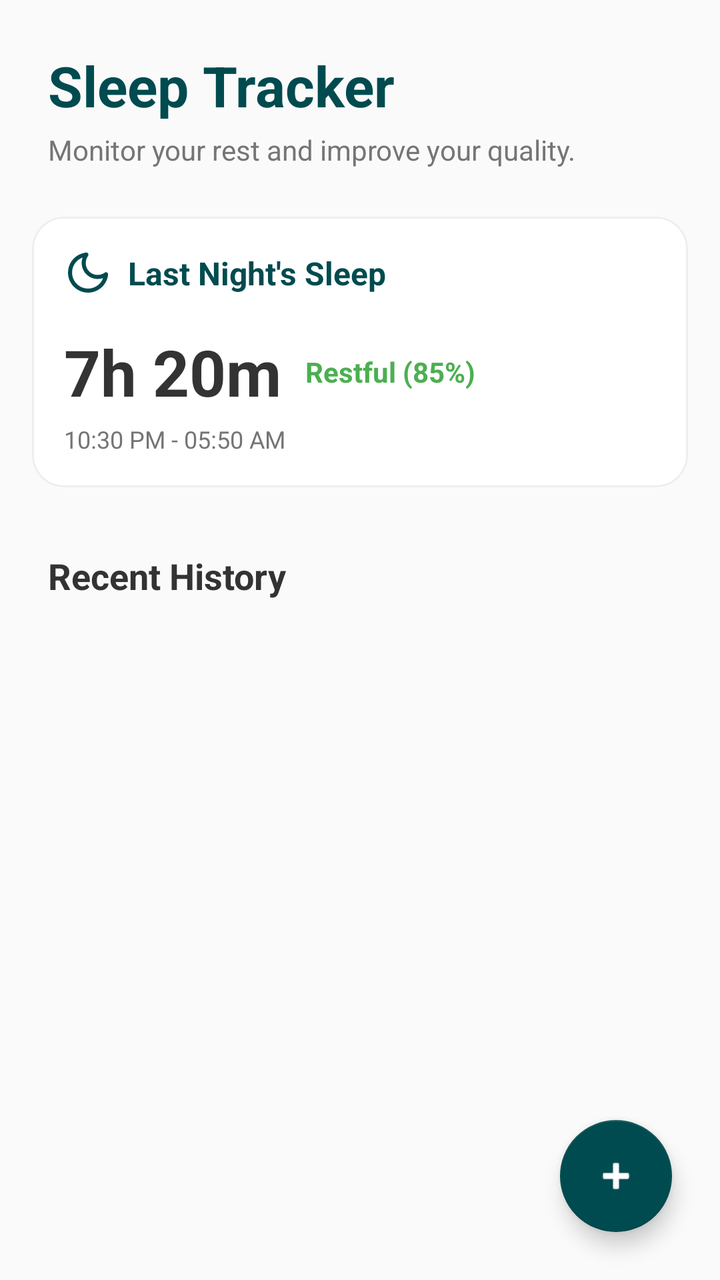
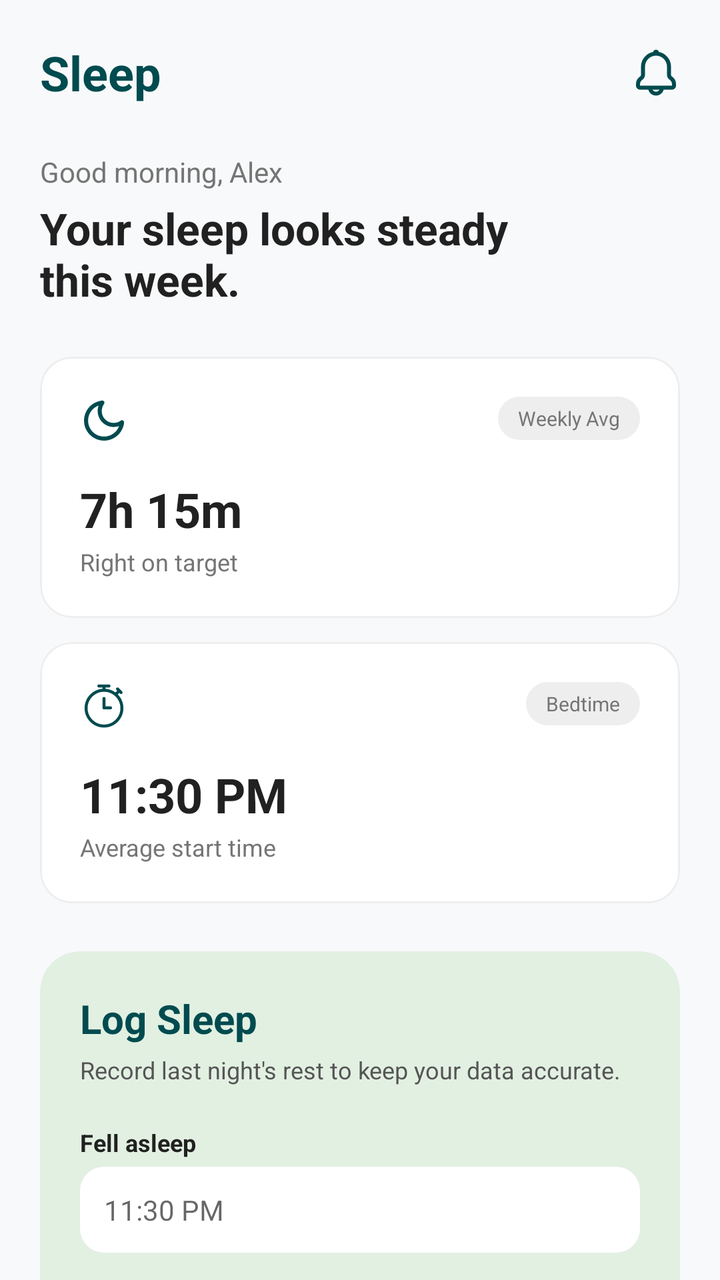

Before-and-after screenshots of an Android layout around one commit, followed by the original layout XML and the change that was made.
<!-- AndroidManifest.xml: application theme Theme.Mdpproject -->
<!-- res/layout/fragment_sleep_tracker.xml -->
<?xml version="1.0" encoding="utf-8"?>
<androidx.constraintlayout.widget.ConstraintLayout xmlns:android="http://schemas.android.com/apk/res/android"
    xmlns:app="http://schemas.android.com/apk/res-auto"
    xmlns:tools="http://schemas.android.com/tools"
    android:layout_width="match_parent"
    android:layout_height="match_parent"
    android:background="#FAFAFA"
    tools:context="mad.project.mdp_project.ui.SleepTrackerFragment">

    <TextView
        android:id="@+id/tvSleepTitle"
        android:layout_width="wrap_content"
        android:layout_height="wrap_content"
        android:layout_marginStart="24dp"
        android:layout_marginTop="24dp"
        android:text="Sleep Tracker"
        android:textColor="#004B4F"
        android:textSize="28sp"
        android:textStyle="bold"
        app:layout_constraintStart_toStartOf="parent"
        app:layout_constraintTop_toTopOf="parent" />

    <TextView
        android:id="@+id/tvSleepSubtitle"
        android:layout_width="wrap_content"
        android:layout_height="wrap_content"
        android:layout_marginTop="4dp"
        android:text="Monitor your rest and improve your quality."
        android:textColor="#757575"
        android:textSize="14sp"
        app:layout_constraintStart_toStartOf="@id/tvSleepTitle"
        app:layout_constraintTop_toBottomOf="@id/tvSleepTitle" />

    
    <com.google.android.material.card.MaterialCardView
        android:id="@+id/cardLastSleep"
        android:layout_width="0dp"
        android:layout_height="wrap_content"
        android:layout_marginHorizontal="16dp"
        android:layout_marginTop="24dp"
        app:cardCornerRadius="16dp"
        app:cardElevation="0dp"
        app:strokeColor="#EEEEEE"
        app:strokeWidth="1dp"
        app:layout_constraintEnd_toEndOf="parent"
        app:layout_constraintStart_toStartOf="parent"
        app:layout_constraintTop_toBottomOf="@id/tvSleepSubtitle">

        <androidx.constraintlayout.widget.ConstraintLayout
            android:layout_width="match_parent"
            android:layout_height="wrap_content"
            android:padding="16dp">

            <ImageView
                android:id="@+id/ivSleepIcon"
                android:layout_width="24dp"
                android:layout_height="24dp"
                android:src="@drawable/ic_nav_sleep"
                app:layout_constraintStart_toStartOf="parent"
                app:layout_constraintTop_toTopOf="parent"
                app:tint="#004B4F" />

            <TextView
                android:id="@+id/tvLastNightLabel"
                android:layout_width="wrap_content"
                android:layout_height="wrap_content"
                android:layout_marginStart="8dp"
                android:text="Last Night's Sleep"
                android:textColor="#004B4F"
                android:textSize="16sp"
                android:textStyle="bold"
                app:layout_constraintBottom_toBottomOf="@id/ivSleepIcon"
                app:layout_constraintStart_toEndOf="@id/ivSleepIcon"
                app:layout_constraintTop_toTopOf="@id/ivSleepIcon" />

            <TextView
                android:id="@+id/tvLastSleepDuration"
                android:layout_width="wrap_content"
                android:layout_height="wrap_content"
                android:layout_marginTop="16dp"
                android:text="7h 20m"
                android:textColor="#333333"
                android:textSize="32sp"
                android:textStyle="bold"
                app:layout_constraintStart_toStartOf="parent"
                app:layout_constraintTop_toBottomOf="@id/ivSleepIcon" />

            <TextView
                android:id="@+id/tvLastSleepQuality"
                android:layout_width="wrap_content"
                android:layout_height="wrap_content"
                android:layout_marginStart="12dp"
                android:text="Restful (85%)"
                android:textColor="#4CAF50"
                android:textSize="14sp"
                android:textStyle="bold"
                app:layout_constraintBottom_toBottomOf="@id/tvLastSleepDuration"
                app:layout_constraintStart_toEndOf="@id/tvLastSleepDuration"
                app:layout_constraintTop_toTopOf="@id/tvLastSleepDuration" />

            <TextView
                android:id="@+id/tvLastSleepTime"
                android:layout_width="wrap_content"
                android:layout_height="wrap_content"
                android:layout_marginTop="4dp"
                android:text="10:30 PM - 05:50 AM"
                android:textColor="#757575"
                android:textSize="12sp"
                app:layout_constraintStart_toStartOf="parent"
                app:layout_constraintTop_toBottomOf="@id/tvLastSleepDuration" />

        </androidx.constraintlayout.widget.ConstraintLayout>
    </com.google.android.material.card.MaterialCardView>

    <TextView
        android:id="@+id/tvHistoryLabel"
        android:layout_width="wrap_content"
        android:layout_height="wrap_content"
        android:layout_marginStart="24dp"
        android:layout_marginTop="32dp"
        android:text="Recent History"
        android:textColor="#333333"
        android:textSize="18sp"
        android:textStyle="bold"
        app:layout_constraintStart_toStartOf="parent"
        app:layout_constraintTop_toBottomOf="@id/cardLastSleep" />

    <androidx.recyclerview.widget.RecyclerView
        android:id="@+id/rvSleepLogs"
        android:layout_width="0dp"
        android:layout_height="0dp"
        android:layout_marginTop="12dp"
        android:clipToPadding="false"
        android:paddingHorizontal="16dp"
        android:paddingBottom="80dp"
        app:layout_constraintBottom_toBottomOf="parent"
        app:layout_constraintEnd_toEndOf="parent"
        app:layout_constraintStart_toStartOf="parent"
        app:layout_constraintTop_toBottomOf="@id/tvHistoryLabel"
        tools:listitem="@android:layout/simple_list_item_2" />

    <com.google.android.material.floatingactionbutton.FloatingActionButton
        android:id="@+id/fabAddSleepLog"
        android:layout_width="wrap_content"
        android:layout_height="wrap_content"
        android:layout_marginEnd="24dp"
        android:layout_marginBottom="24dp"
        android:contentDescription="Add new sleep log"
        android:src="@android:drawable/ic_input_add"
        app:backgroundTint="#004B4F"
        app:layout_constraintBottom_toBottomOf="parent"
        app:layout_constraintEnd_toEndOf="parent"
        app:tint="@color/white" />

</androidx.constraintlayout.widget.ConstraintLayout>
<!-- resources referenced by this layout -->
<resources>
  <color name="white">#FFFFFFFF</color>
  <color name="purple_500">#FF6200EE</color>
  <color name="purple_700">#FF3700B3</color>
  <color name="teal_200">#FF03DAC5</color>
  <color name="teal_700">#FF018786</color>
  <color name="black">#FF000000</color>
  <!-- unchanged entries left out for length: 2 -->
</resources>

<!-- the commit's change to res/layout/fragment_sleep_tracker.xml (unified diff, before → after) -->
@@ -1,155 +1,353 @@
 <?xml version="1.0" encoding="utf-8"?>
-<androidx.constraintlayout.widget.ConstraintLayout xmlns:android="http://schemas.android.com/apk/res/android"
+<androidx.core.widget.NestedScrollView xmlns:android="http://schemas.android.com/apk/res/android"
     xmlns:app="http://schemas.android.com/apk/res-auto"
     xmlns:tools="http://schemas.android.com/tools"
     android:layout_width="match_parent"
     android:layout_height="match_parent"
-    android:background="#FAFAFA"
-    tools:context="mad.project.mdp_project.ui.SleepTrackerFragment">
-
-    <TextView
-        android:id="@+id/tvSleepTitle"
-        android:layout_width="wrap_content"
+    android:background="#F8F9FA">
+
+    <LinearLayout
+        android:layout_width="match_parent"
         android:layout_height="wrap_content"
-        android:layout_marginStart="24dp"
-        android:layout_marginTop="24dp"
-        android:text="Sleep Tracker"
-        android:textColor="#004B4F"
-        android:textSize="28sp"
-        android:textStyle="bold"
-        app:layout_constraintStart_toStartOf="parent"
-        app:layout_constraintTop_toTopOf="parent" />
-
-    <TextView
-        android:id="@+id/tvSleepSubtitle"
-        android:layout_width="wrap_content"
-        android:layout_height="wrap_content"
-        android:layout_marginTop="4dp"
-        android:text="Monitor your rest and improve your quality."
-        android:textColor="#757575"
-        android:textSize="14sp"
-        app:layout_constraintStart_toStartOf="@id/tvSleepTitle"
-        app:layout_constraintTop_toBottomOf="@id/tvSleepTitle" />
-
-    
-    <com.google.android.material.card.MaterialCardView
-        android:id="@+id/cardLastSleep"
-        android:layout_width="0dp"
-        android:layout_height="wrap_content"
-        android:layout_marginHorizontal="16dp"
-        android:layout_marginTop="24dp"
-        app:cardCornerRadius="16dp"
-        app:cardElevation="0dp"
-        app:strokeColor="#EEEEEE"
-        app:strokeWidth="1dp"
-        app:layout_constraintEnd_toEndOf="parent"
-        app:layout_constraintStart_toStartOf="parent"
-        app:layout_constraintTop_toBottomOf="@id/tvSleepSubtitle">
-
+        android:orientation="vertical"
+        android:padding="20dp">
+
+        
         <androidx.constraintlayout.widget.ConstraintLayout
             android:layout_width="match_parent"
-            android:layout_height="wrap_content"
-            android:padding="16dp">
+            android:layout_height="wrap_content">
+
+            <TextView
+                android:id="@+id/tv_title"
+                android:layout_width="wrap_content"
+                android:layout_height="wrap_content"
+                android:text="Sleep"
+                android:textColor="#004B4F"
+                android:textSize="24sp"
+                android:textStyle="bold"
+                app:layout_constraintStart_toStartOf="parent"
+                app:layout_constraintTop_toTopOf="parent" />
 
             <ImageView
-                android:id="@+id/ivSleepIcon"
                 android:layout_width="24dp"
                 android:layout_height="24dp"
-                android:src="@drawable/ic_nav_sleep"
-                app:layout_constraintStart_toStartOf="parent"
-                app:layout_constraintTop_toTopOf="parent"
+                android:src="@drawable/ic_dash_notification"
+                app:layout_constraintBottom_toBottomOf="@id/tv_title"
+                app:layout_constraintEnd_toEndOf="parent"
+                app:layout_constraintTop_toTopOf="@id/tv_title"
                 app:tint="#004B4F" />
 
-            <TextView
-                android:id="@+id/tvLastNightLabel"
-                android:layout_width="wrap_content"
-                android:layout_height="wrap_content"
-                android:layout_marginStart="8dp"
-                android:text="Last Night's Sleep"
-                android:textColor="#004B4F"
-                android:textSize="16sp"
-                android:textStyle="bold"
-                app:layout_constraintBottom_toBottomOf="@id/ivSleepIcon"
-                app:layout_constraintStart_toEndOf="@id/ivSleepIcon"
-                app:layout_constraintTop_toTopOf="@id/ivSleepIcon" />
-
-            <TextView
-                android:id="@+id/tvLastSleepDuration"
-                android:layout_width="wrap_content"
-                android:layout_height="wrap_content"
-                android:layout_marginTop="16dp"
-                android:text="7h 20m"
-                android:textColor="#333333"
-                android:textSize="32sp"
-                android:textStyle="bold"
-                app:layout_constraintStart_toStartOf="parent"
-                app:layout_constraintTop_toBottomOf="@id/ivSleepIcon" />
-
-            <TextView
-                android:id="@+id/tvLastSleepQuality"
-                android:layout_width="wrap_content"
-                android:layout_height="wrap_content"
-                android:layout_marginStart="12dp"
-                android:text="Restful (85%)"
-                android:textColor="#4CAF50"
-                android:textSize="14sp"
-                android:textStyle="bold"
-                app:layout_constraintBottom_toBottomOf="@id/tvLastSleepDuration"
-                app:layout_constraintStart_toEndOf="@id/tvLastSleepDuration"
-                app:layout_constraintTop_toTopOf="@id/tvLastSleepDuration" />
-
-            <TextView
-                android:id="@+id/tvLastSleepTime"
-                android:layout_width="wrap_content"
-                android:layout_height="wrap_content"
-                android:layout_marginTop="4dp"
-                android:text="10:30 PM - 05:50 AM"
-                android:textColor="#757575"
-                android:textSize="12sp"
-                app:layout_constraintStart_toStartOf="parent"
-                app:layout_constraintTop_toBottomOf="@id/tvLastSleepDuration" />
-
         </androidx.constraintlayout.widget.ConstraintLayout>
-    </com.google.android.material.card.MaterialCardView>
-
-    <TextView
-        android:id="@+id/tvHistoryLabel"
-        android:layout_width="wrap_content"
-        android:layout_height="wrap_content"
-        android:layout_marginStart="24dp"
-        android:layout_marginTop="32dp"
-        android:text="Recent History"
-        android:textColor="#333333"
-        android:textSize="18sp"
-        android:textStyle="bold"
-        app:layout_constraintStart_toStartOf="parent"
-        app:layout_constraintTop_toBottomOf="@id/cardLastSleep" />
-
-    <androidx.recyclerview.widget.RecyclerView
-        android:id="@+id/rvSleepLogs"
-        android:layout_width="0dp"
-        android:layout_height="0dp"
-        android:layout_marginTop="12dp"
-        android:clipToPadding="false"
-        android:paddingHorizontal="16dp"
-        android:paddingBottom="80dp"
-        app:layout_constraintBottom_toBottomOf="parent"
-        app:layout_constraintEnd_toEndOf="parent"
-        app:layout_constraintStart_toStartOf="parent"
-        app:layout_constraintTop_toBottomOf="@id/tvHistoryLabel"
-        tools:listitem="@android:layout/simple_list_item_2" />
-
-    <com.google.android.material.floatingactionbutton.FloatingActionButton
-        android:id="@+id/fabAddSleepLog"
-        android:layout_width="wrap_content"
-        android:layout_height="wrap_content"
-        android:layout_marginEnd="24dp"
-        android:layout_marginBottom="24dp"
-        android:contentDescription="Add new sleep log"
-        android:src="@android:drawable/ic_input_add"
-        app:backgroundTint="#004B4F"
-        app:layout_constraintBottom_toBottomOf="parent"
-        app:layout_constraintEnd_toEndOf="parent"
-        app:tint="@color/white" />
-
-</androidx.constraintlayout.widget.ConstraintLayout>
+
+        <TextView
+            android:layout_width="wrap_content"
+            android:layout_height="wrap_content"
+            android:layout_marginTop="24dp"
+            android:text="Good morning, Alex"
+            android:textColor="#757575"
+            android:textSize="14sp" />
+
+        <TextView
+            android:layout_width="wrap_content"
+            android:layout_height="wrap_content"
+            android:layout_marginTop="4dp"
+            android:text="Your sleep looks steady\nthis week."
+            android:textColor="#212121"
+            android:textSize="22sp"
+            android:textStyle="bold" />
+
+        
+        <com.google.android.material.card.MaterialCardView
+            android:layout_width="match_parent"
+            android:layout_height="wrap_content"
+            android:layout_marginTop="24dp"
+            app:cardCornerRadius="16dp"
+            app:cardElevation="0dp"
+            app:strokeColor="#EEEEEE"
+            app:strokeWidth="1dp">
+
+            <androidx.constraintlayout.widget.ConstraintLayout
+                android:layout_width="match_parent"
+                android:layout_height="wrap_content"
+                android:padding="20dp">
+
+                <ImageView
+                    android:id="@+id/iv_moon"
+                    android:layout_width="24dp"
+                    android:layout_height="24dp"
+                    android:src="@drawable/ic_nav_sleep"
+                    app:layout_constraintStart_toStartOf="parent"
+                    app:layout_constraintTop_toTopOf="parent"
+                    app:tint="#004B4F" />
+
+                <TextView
+                    android:layout_width="wrap_content"
+                    android:layout_height="wrap_content"
+                    android:background="@drawable/bg_badge"
+                    android:paddingHorizontal="10dp"
+                    android:paddingVertical="4dp"
+                    android:text="Weekly Avg"
+                    android:textColor="#757575"
+                    android:textSize="10sp"
+                    app:layout_constraintEnd_toEndOf="parent"
+                    app:layout_constraintTop_toTopOf="parent" />
+
+                <TextView
+                    android:id="@+id/tv_avg_time"
+                    android:layout_width="wrap_content"
+                    android:layout_height="wrap_content"
+                    android:layout_marginTop="16dp"
+                    android:text="7h 15m"
+                    android:textColor="#212121"
+                    android:textSize="24sp"
+                    android:textStyle="bold"
+                    app:layout_constraintStart_toStartOf="parent"
+                    app:layout_constraintTop_toBottomOf="@id/iv_moon" />
+
+                <TextView
+                    android:layout_width="wrap_content"
+                    android:layout_height="wrap_content"
+                    android:layout_marginTop="2dp"
+                    android:text="Right on target"
+                    android:textColor="#757575"
+                    android:textSize="12sp"
+                    app:layout_constraintStart_toStartOf="parent"
+                    app:layout_constraintTop_toBottomOf="@id/tv_avg_time" />
+
+            </androidx.constraintlayout.widget.ConstraintLayout>
+        </com.google.android.material.card.MaterialCardView>
+
+        
+        <com.google.android.material.card.MaterialCardView
+            android:layout_width="match_parent"
+            android:layout_height="wrap_content"
+            android:layout_marginTop="12dp"
+            app:cardCornerRadius="16dp"
+            app:cardElevation="0dp"
+            app:strokeColor="#EEEEEE"
+            app:strokeWidth="1dp">
+
+            <androidx.constraintlayout.widget.ConstraintLayout
+                android:layout_width="match_parent"
+                android:layout_height="wrap_content"
+                android:padding="20dp">
+
+                <ImageView
+                    android:id="@+id/iv_clock"
+                    android:layout_width="24dp"
+                    android:layout_height="24dp"
+                    android:src="@drawable/ic_dash_timer"
+                    app:layout_constraintStart_toStartOf="parent"
+                    app:layout_constraintTop_toTopOf="parent"
+                    app:tint="#004B4F" />
+
+                <TextView
+                    android:layout_width="wrap_content"
+                    android:layout_height="wrap_content"
+                    android:background="@drawable/bg_badge"
+                    android:paddingHorizontal="10dp"
+                    android:paddingVertical="4dp"
+                    android:text="Bedtime"
+                    android:textColor="#757575"
+                    android:textSize="10sp"
+                    app:layout_constraintEnd_toEndOf="parent"
+                    app:layout_constraintTop_toTopOf="parent" />
+
+                <TextView
+                    android:id="@+id/tv_bedtime"
+                    android:layout_width="wrap_content"
+                    android:layout_height="wrap_content"
+                    android:layout_marginTop="16dp"
+                    android:text="11:30 PM"
+                    android:textColor="#212121"
+                    android:textSize="24sp"
+                    android:textStyle="bold"
+                    app:layout_constraintStart_toStartOf="parent"
+                    app:layout_constraintTop_toBottomOf="@id/iv_clock" />
+
+                <TextView
+                    android:layout_width="wrap_content"
+                    android:layout_height="wrap_content"
+                    android:layout_marginTop="2dp"
+                    android:text="Average start time"
+                    android:textColor="#757575"
+                    android:textSize="12sp"
+                    app:layout_constraintStart_toStartOf="parent"
+                    app:layout_constraintTop_toBottomOf="@id/tv_bedtime" />
+
+            </androidx.constraintlayout.widget.ConstraintLayout>
+        </com.google.android.material.card.MaterialCardView>
+
+        
+        <com.google.android.material.card.MaterialCardView
+            android:layout_width="match_parent"
+            android:layout_height="wrap_content"
+            android:layout_marginTop="24dp"
+            app:cardBackgroundColor="#E2F0E2"
+            app:cardCornerRadius="20dp"
+            app:cardElevation="0dp">
+
+            <LinearLayout
+                android:layout_width="match_parent"
+                android:layout_height="wrap_content"
+                android:orientation="vertical"
+                android:padding="20dp">
+
+                <TextView
+                    android:layout_width="wrap_content"
+                    android:layout_height="wrap_content"
+                    android:text="Log Sleep"
+                    android:textColor="#004B4F"
+                    android:textSize="20sp"
+                    android:textStyle="bold" />
+
+                <TextView
+                    android:layout_width="wrap_content"
+                    android:layout_height="wrap_content"
+                    android:layout_marginTop="4dp"
+                    android:text="Record last night's rest to keep your data accurate."
+                    android:textColor="#555555"
+                    android:textSize="12sp" />
+
+                <TextView
+                    android:layout_width="wrap_content"
+                    android:layout_height="wrap_content"
+                    android:layout_marginTop="20dp"
+                    android:text="Fell asleep"
+                    android:textColor="#212121"
+                    android:textSize="12sp"
+                    android:textStyle="bold" />
+
+                <EditText
+                    android:layout_width="match_parent"
+                    android:layout_height="wrap_content"
+                    android:layout_marginTop="4dp"
+                    android:background="@drawable/bg_white_rounded"
+                    android:hint="11:30 PM"
+                    android:padding="12dp"
+                    android:inputType="time"
+                    android:autofillHints="none"
+                    android:textSize="14sp" />
+
+                <TextView
+                    android:layout_width="wrap_content"
+                    android:layout_height="wrap_content"
+                    android:layout_marginTop="12dp"
+                    android:text="Wake up"
+                    android:textColor="#212121"
+                    android:textSize="12sp"
+                    android:textStyle="bold" />
+
+                <EditText
+                    android:layout_width="match_parent"
+                    android:layout_height="wrap_content"
+                    android:layout_marginTop="4dp"
+                    android:background="@drawable/bg_white_rounded"
+                    android:hint="07:00 AM"
+                    android:padding="12dp"
+                    android:inputType="time"
+                    android:autofillHints="none"
+                    android:textSize="14sp" />
+
+                <LinearLayout
+                    android:layout_width="match_parent"
+                    android:layout_height="48dp"
+                    android:layout_marginTop="20dp"
+                    android:background="@drawable/bg_save_button"
+                    android:gravity="center">
+
+                    <ImageView
+                        android:layout_width="16dp"
+                        android:layout_height="16dp"
+                        android:src="@drawable/ic_dash_checklist"
+                        app:tint="@color/white" />
+
+                    <TextView
+                        android:layout_width="wrap_content"
+                        android:layout_height="wrap_content"
+                        android:layout_marginStart="8dp"
+                        android:text="Save Entry"
+                        android:textColor="@color/white"
+                        android:textStyle="bold" />
+                </LinearLayout>
+
+            </LinearLayout>
+        </com.google.android.material.card.MaterialCardView>
+
+        
+        <com.google.android.material.card.MaterialCardView
+            android:layout_width="match_parent"
+            android:layout_height="wrap_content"
+            android:layout_marginTop="16dp"
+            android:layout_marginBottom="24dp"
+            app:cardCornerRadius="16dp"
+            app:cardElevation="0dp"
+            app:strokeColor="#EEEEEE"
+            app:strokeWidth="1dp">
+
+            <androidx.constraintlayout.widget.ConstraintLayout
+                android:layout_width="match_parent"
+                android:layout_height="wrap_content"
+                android:padding="20dp">
+
+                <TextView
+                    android:id="@+id/tv_last_title"
+                    android:layout_width="wrap_content"
+                    android:layout_height="wrap_content"
+                    android:text="Last 7 Days"
+                    android:textColor="#212121"
+                    android:textSize="14sp"
+                    android:textStyle="bold"
+                    app:layout_constraintStart_toStartOf="parent"
+                    app:layout_constraintTop_toTopOf="parent" />
+
+                <TextView
+                    android:layout_width="wrap_content"
+                    android:layout_height="wrap_content"
+                    android:text="Details >"
+                    android:textColor="#757575"
+                    android:textSize="12sp"
+                    app:layout_constraintBottom_toBottomOf="@id/tv_last_title"
+                    app:layout_constraintEnd_toEndOf="parent"
+                    app:layout_constraintTop_toTopOf="@id/tv_last_title" />
+
+                
+                <LinearLayout
+                    android:layout_width="match_parent"
+                    android:layout_height="100dp"
+                    android:layout_marginTop="24dp"
+                    android:gravity="bottom"
+                    android:orientation="horizontal"
+                    app:layout_constraintTop_toBottomOf="@id/tv_last_title">
+
+                    <View android:layout_width="0dp" android:layout_height="40dp" android:layout_weight="1" android:layout_marginHorizontal="4dp" android:background="#EEEEEE" />
+                    <View android:layout_width="0dp" android:layout_height="60dp" android:layout_weight="1" android:layout_marginHorizontal="4dp" android:background="#EEEEEE" />
+                    <View android:layout_width="0dp" android:layout_height="80dp" android:layout_weight="1" android:layout_marginHorizontal="4dp" android:background="#EEEEEE" />
+                    <View android:layout_width="0dp" android:layout_height="50dp" android:layout_weight="1" android:layout_marginHorizontal="4dp" android:background="#EEEEEE" />
+                    <View android:layout_width="0dp" android:layout_height="90dp" android:layout_weight="1" android:layout_marginHorizontal="4dp" android:background="#004B4F" />
+                    <View android:layout_width="0dp" android:layout_height="45dp" android:layout_weight="1" android:layout_marginHorizontal="4dp" android:background="#EEEEEE" />
+                    <View android:layout_width="0dp" android:layout_height="30dp" android:layout_weight="1" android:layout_marginHorizontal="4dp" android:background="#EEEEEE" />
+
+                </LinearLayout>
+
+                <LinearLayout
+                    android:layout_width="match_parent"
+                    android:layout_height="wrap_content"
+                    android:layout_marginTop="8dp"
+                    android:orientation="horizontal"
+                    app:layout_constraintTop_toBottomOf="@id/tv_last_title"
+                    android:paddingTop="108dp">
+                    <TextView android:layout_width="0dp" android:layout_height="wrap_content" android:layout_weight="1" android:text="Mon" android:textSize="10sp" android:gravity="center" />
+                    <TextView android:layout_width="0dp" android:layout_height="wrap_content" android:layout_weight="1" android:text="Tue" android:textSize="10sp" android:gravity="center" />
+                    <TextView android:layout_width="0dp" android:layout_height="wrap_content" android:layout_weight="1" android:text="Wed" android:textSize="10sp" android:gravity="center" />
+                    <TextView android:layout_width="0dp" android:layout_height="wrap_content" android:layout_weight="1" android:text="Thu" android:textSize="10sp" android:gravity="center" />
+                    <TextView android:layout_width="0dp" android:layout_height="wrap_content" android:layout_weight="1" android:text="Fri" android:textSize="10sp" android:gravity="center" android:textStyle="bold" android:textColor="#004B4F" />
+                    <TextView android:layout_width="0dp" android:layout_height="wrap_content" android:layout_weight="1" android:text="Sat" android:textSize="10sp" android:gravity="center" />
+                    <TextView android:layout_width="0dp" android:layout_height="wrap_content" android:layout_weight="1" android:text="Sun" android:textSize="10sp" android:gravity="center" />
+                </LinearLayout>
+
+            </androidx.constraintlayout.widget.ConstraintLayout>
+        </com.google.android.material.card.MaterialCardView>
+
+    </LinearLayout>
+</androidx.core.widget.NestedScrollView>
<!-- resource entries referenced after the edit -->
@@ -1,6 +1,68 @@
 <!-- resources referenced by this layout -->
 <resources>
   <color name="white">#FFFFFFFF</color>
+  <!-- drawable bg_badge (drawable) -->
+  <?xml version="1.0" encoding="utf-8"?>
+  <shape xmlns:android="http://schemas.android.com/apk/res/android">
+      <solid android:color="#EEEEEE" />
+      <corners android:radius="12dp" />
+  </shape>
+  <!-- drawable bg_save_button (drawable) -->
+  <?xml version="1.0" encoding="utf-8"?>
+  <shape xmlns:android="http://schemas.android.com/apk/res/android">
+      <solid android:color="#004B4F" />
+      <corners android:radius="12dp" />
+  </shape>
+  <!-- drawable bg_white_rounded (drawable) -->
+  <?xml version="1.0" encoding="utf-8"?>
+  <shape xmlns:android="http://schemas.android.com/apk/res/android">
+      <solid android:color="@color/white" />
+      <corners android:radius="12dp" />
+  </shape>
+  <!-- drawable ic_dash_checklist (drawable) -->
+  <vector xmlns:android="http://schemas.android.com/apk/res/android"
+      android:width="4.2333dp"
+      android:height="4.2333dp"
+      android:viewportWidth="4.2333"
+      android:viewportHeight="4.2333">
+    <path
+        android:pathData="m3.8365,2.1167a1.7198,1.7198 0,0 1,-1.7198 1.7198,1.7198 1.7198,0 0,1 -1.7198,-1.7198 1.7198,1.7198 0,0 1,1.7198 -1.7198,1.7198 1.7198,0 0,1 1.7198,1.7198z"
+        android:strokeLineJoin="round"
+        android:strokeWidth="0.264583"
+        android:fillColor="#00000000"
+        android:strokeColor="#000000"
+        android:strokeLineCap="round"/>
+    <path
+        android:pathData="m1.3891,2.0626 l0.3166,0.4147c0.093,0.1425 0.2882,0.1733 0.4163,0.0189l0.8875,-1.1097"
+        android:strokeLineJoin="round"
+        android:strokeWidth="0.264583"
+        android:fillColor="#00000000"
+        android:strokeColor="#000000"
+        android:strokeLineCap="round"/>
+  </vector>
+  <!-- drawable ic_dash_notification (drawable) -->
+  <vector xmlns:android="http://schemas.android.com/apk/res/android"
+      android:width="48dp"
+      android:height="48dp"
+      android:viewportWidth="48"
+      android:viewportHeight="48">
+    <path
+        android:fillColor="#FF000000"
+        android:pathData="M40.62,28.34l-0.87,-0.7A2,2 0,0 1,39 26.08L39,18A15,15 0,0 0,26.91 3.29a3,3 0,0 0,-5.81 0A15,15 0,0 0,9 18v8.08a2,2 0,0 1,-0.75 1.56l-0.87,0.7a9,9 0,0 0,-3.38 7L4,37a4,4 0,0 0,4 4h8.26a8,8 0,0 0,15.47 0L40,41a4,4 0,0 0,4 -4L44,35.36A9,9 0,0 0,40.62 28.34ZM24,43a4,4 0,0 1,-3.44 -2h6.89A4,4 0,0 1,24 43ZM40,37L8,37L8,35.36a5,5 0,0 1,1.88 -3.9l0.87,-0.7A6,6 0,0 0,13 26.08L13,18a11,11 0,0 1,22 0v8.08a6,6 0,0 0,2.25 4.69l0.87,0.7A5,5 0,0 1,40 35.36Z"/>
+  </vector>
+  <!-- drawable ic_dash_timer (drawable) -->
+  <vector xmlns:android="http://schemas.android.com/apk/res/android"
+      android:width="129dp"
+      android:height="129dp"
+      android:viewportWidth="129"
+      android:viewportHeight="129">
+    <path
+        android:fillColor="#FF000000"
+        android:pathData="m12.3,70.2c0,28.8 23.4,52.2 52.2,52.2s52.2,-23.4 52.2,-52.2c0,-14.3 -5.8,-27.4 -15.2,-36.8l4.1,-4.1 1.9,1.9c0.8,0.8 1.8,1.2 2.9,1.2s2.1,-0.4 2.9,-1.2c1.6,-1.6 1.6,-4.2 0,-5.8l-9.5,-9.5c-1.6,-1.6 -4.2,-1.6 -5.8,0 -1.6,1.6 -1.6,4.2 0,5.8l1.9,1.9 -4.5,4.5c-7.6,-5.6 -16.7,-9.1 -26.7,-9.9v-3.5h9.1c2.3,0 4.1,-1.8 4.1,-4.1s-1.8,-4.1 -4.1,-4.1h-27c-2.3,0 -4.1,1.8 -4.1,4.1s1.8,4.1 4.1,4.1h9.7v3.5c-27,2.1 -48.2,24.6 -48.2,52zM64.5,26.2c24.3,-0 44.1,19.8 44.1,44.1 0,24.3 -19.8,44.1 -44.1,44.1 -24.3,0 -44.1,-19.8 -44.1,-44.1 0,-24.4 19.8,-44.1 44.1,-44.1z"/>
+    <path
+        android:fillColor="#FF000000"
+        android:pathData="m64.5,73.6h17.5c2.3,0 4.1,-1.8 4.1,-4.1 0,-2.3 -1.8,-4.1 -4.1,-4.1h-13.4v-21.1c0,-2.3 -1.8,-4.1 -4.1,-4.1 -2.3,0 -4.1,1.8 -4.1,4.1v25.3c0,2.2 1.8,4 4.1,4z"/>
+  </vector>
   <color name="purple_500">#FF6200EE</color>
   <color name="purple_700">#FF3700B3</color>
   <color name="teal_200">#FF03DAC5</color>
